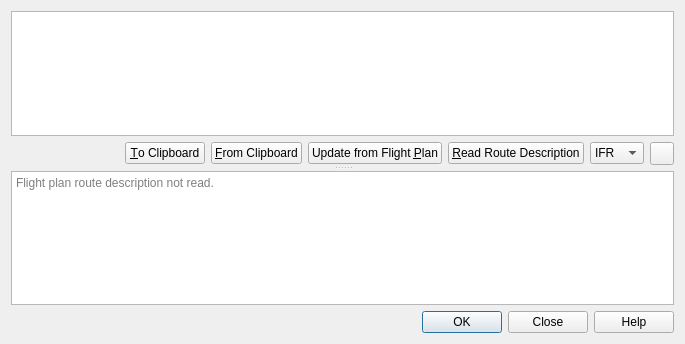
Qt form src/routestring/routestringdialog.ui (albar965/littlenavmap) before a commit.
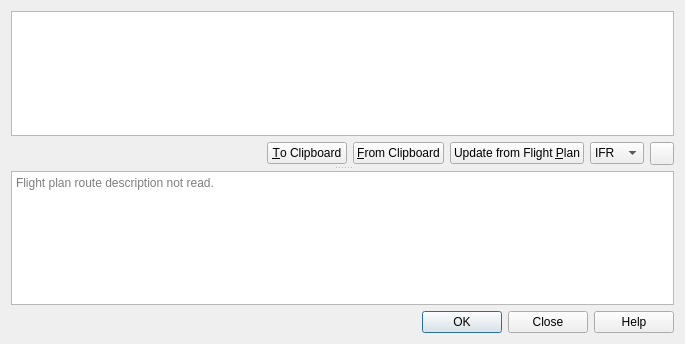
The same form after that commit. Icons and pictures are not drawn.

Commit message: Removed "read route description" buttonin route string dialog and replaced its functionality with a delayed automatic update.

What changed in the file:
```diff
--- a/src/routestring/routestringdialog.ui
+++ b/src/routestring/routestringdialog.ui
@@ -112,22 +112,6 @@
            </property>
           </widget>
          </item>
-         <item>
-          <widget class="QPushButton" name="pushButtonRouteStringRead">
-           <property name="sizePolicy">
-            <sizepolicy hsizetype="Fixed" vsizetype="Fixed">
-             <horstretch>0</horstretch>
-             <verstretch>0</verstretch>
-            </sizepolicy>
-           </property>
-           <property name="toolTip">
-            <string>Read the flight plan route description.</string>
-           </property>
-           <property name="text">
-            <string>&amp;Read Route Description</string>
-           </property>
-          </widget>
-         </item>
          <item>
           <widget class="QComboBox" name="comboBoxRouteStringFlightplanType">
            <property name="toolTip">
```
Left out of the diff: 1 changed line with no effect on the pictures. The commit also changes 7 other files.
